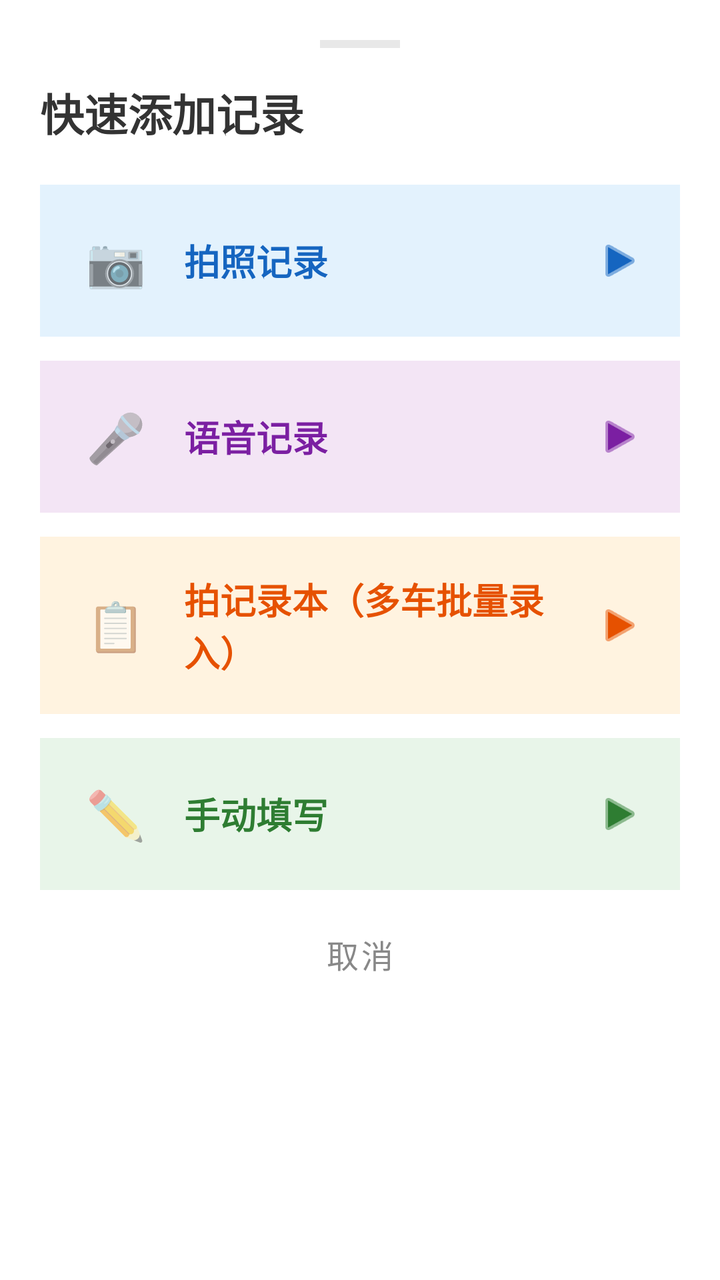
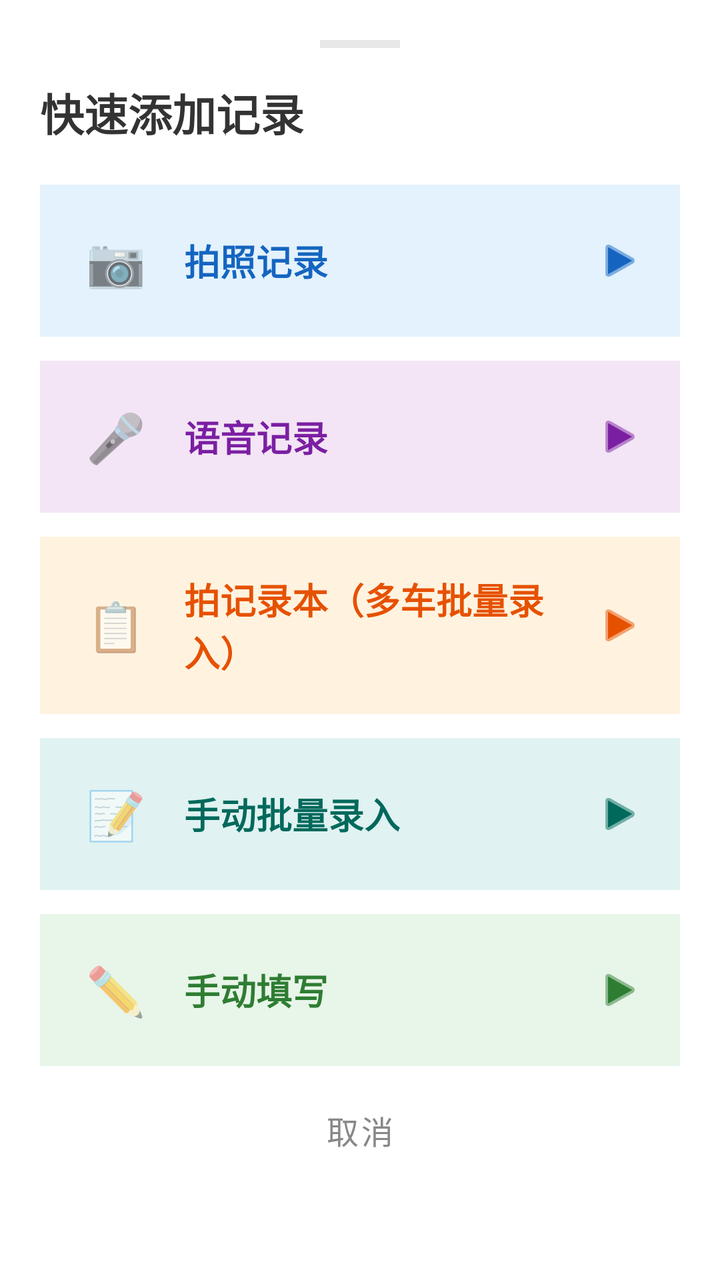

The first picture is an Android layout as it rendered before a commit; the second is the same layout after the commit. The layout source and the unified diff follow.
<!-- AndroidManifest.xml: application theme Theme.FarmTrade -->
<!-- res/layout/dialog_quick_add.xml -->
<?xml version="1.0" encoding="utf-8"?>
<LinearLayout
    xmlns:android="http://schemas.android.com/apk/res/android"
    xmlns:app="http://schemas.android.com/apk/res-auto"
    android:layout_width="match_parent"
    android:layout_height="wrap_content"
    android:orientation="vertical"
    android:background="#ffffff"
    android:paddingTop="20dp"
    android:paddingStart="20dp"
    android:paddingEnd="20dp"
    android:paddingBottom="24dp">

    
    <View
        android:layout_width="40dp"
        android:layout_height="4dp"
        android:background="#e8e8e8"
        android:layout_gravity="center_horizontal"
        android:layout_marginBottom="16dp" />

    
    <TextView
        android:layout_width="wrap_content"
        android:layout_height="wrap_content"
        android:text="快速添加记录"
        android:textColor="#333333"
        android:textSize="22sp"
        android:textStyle="bold"
        android:layout_marginBottom="20dp" />

    
    <LinearLayout
        android:id="@+id/btnPhotoRecord"
        android:layout_width="match_parent"
        android:layout_height="wrap_content"
        android:orientation="horizontal"
        android:gravity="center_vertical"
        android:background="#e3f2fd"
        android:padding="18dp"
        android:layout_marginBottom="12dp"
        android:clickable="true"
        android:focusable="true"
        android:foreground="?android:attr/selectableItemBackground">

        <TextView
            android:layout_width="40dp"
            android:layout_height="40dp"
            android:gravity="center"
            android:text="📷"
            android:textSize="24sp" />

        <TextView
            android:layout_width="0dp"
            android:layout_height="wrap_content"
            android:layout_weight="1"
            android:text="拍照记录"
            android:textColor="#1565c0"
            android:textSize="18sp"
            android:textStyle="bold"
            android:layout_marginStart="14dp" />

        <ImageView
            android:layout_width="24dp"
            android:layout_height="24dp"
            android:src="@android:drawable/ic_media_play"
            android:contentDescription="选择"
            app:tint="#1565c0" />
    </LinearLayout>

    
    <LinearLayout
        android:id="@+id/btnVoiceRecord"
        android:layout_width="match_parent"
        android:layout_height="wrap_content"
        android:orientation="horizontal"
        android:gravity="center_vertical"
        android:background="#f3e5f5"
        android:padding="18dp"
        android:layout_marginBottom="12dp"
        android:clickable="true"
        android:focusable="true"
        android:foreground="?android:attr/selectableItemBackground">

        <TextView
            android:layout_width="40dp"
            android:layout_height="40dp"
            android:gravity="center"
            android:text="🎤"
            android:textSize="24sp" />

        <TextView
            android:layout_width="0dp"
            android:layout_height="wrap_content"
            android:layout_weight="1"
            android:text="语音记录"
            android:textColor="#7b1fa2"
            android:textSize="18sp"
            android:textStyle="bold"
            android:layout_marginStart="14dp" />

        <ImageView
            android:layout_width="24dp"
            android:layout_height="24dp"
            android:src="@android:drawable/ic_media_play"
            android:contentDescription="选择"
            app:tint="#7b1fa2" />
    </LinearLayout>

    
    <LinearLayout
        android:id="@+id/btnLedgerRecord"
        android:layout_width="match_parent"
        android:layout_height="wrap_content"
        android:orientation="horizontal"
        android:gravity="center_vertical"
        android:background="#fff3e0"
        android:padding="18dp"
        android:layout_marginBottom="12dp"
        android:clickable="true"
        android:focusable="true"
        android:foreground="?android:attr/selectableItemBackground">

        <TextView
            android:layout_width="40dp"
            android:layout_height="40dp"
            android:gravity="center"
            android:text="📋"
            android:textSize="24sp" />

        <TextView
            android:layout_width="0dp"
            android:layout_height="wrap_content"
            android:layout_weight="1"
            android:text="拍记录本（多车批量录入）"
            android:textColor="#e65100"
            android:textSize="18sp"
            android:textStyle="bold"
            android:layout_marginStart="14dp" />

        <ImageView
            android:layout_width="24dp"
            android:layout_height="24dp"
            android:src="@android:drawable/ic_media_play"
            android:contentDescription="选择"
            app:tint="#e65100" />
    </LinearLayout>

    
    <LinearLayout
        android:id="@+id/btnManualRecord"
        android:layout_width="match_parent"
        android:layout_height="wrap_content"
        android:orientation="horizontal"
        android:gravity="center_vertical"
        android:background="#e8f5e9"
        android:padding="18dp"
        android:layout_marginBottom="8dp"
        android:clickable="true"
        android:focusable="true"
        android:foreground="?android:attr/selectableItemBackground">

        <TextView
            android:layout_width="40dp"
            android:layout_height="40dp"
            android:gravity="center"
            android:text="✏️"
            android:textSize="24sp" />

        <TextView
            android:layout_width="0dp"
            android:layout_height="wrap_content"
            android:layout_weight="1"
            android:text="手动填写"
            android:textColor="#2e7d32"
            android:textSize="18sp"
            android:textStyle="bold"
            android:layout_marginStart="14dp" />

        <ImageView
            android:layout_width="24dp"
            android:layout_height="24dp"
            android:src="@android:drawable/ic_media_play"
            android:contentDescription="选择"
            app:tint="#2e7d32" />
    </LinearLayout>

    
    <com.google.android.material.button.MaterialButton
        android:id="@+id/btnCancel"
        style="@style/Widget.MaterialComponents.Button.TextButton"
        android:layout_width="match_parent"
        android:layout_height="wrap_content"
        android:text="取消"
        android:textColor="#888888"
        android:textSize="16sp" />

</LinearLayout>
<!-- resources referenced by this layout -->
<resources>
  <style name="Theme.FarmTrade" parent="Theme.MaterialComponents.Light.NoActionBar">
          <item name="colorPrimary">@color/green_primary</item>
          <item name="colorPrimaryVariant">@color/green_dark</item>
          <item name="colorOnPrimary">@color/white</item>
          <item name="colorSecondary">@color/orange_primary</item>
          <item name="colorOnSecondary">@color/white</item>
          <item name="android:statusBarColor">@color/green_primary</item>
          <item name="android:windowLightStatusBar">false</item>
      </style>
  <color name="green_primary">#2e7d32</color>
  <color name="green_dark">#1b5e20</color>
  <color name="white">#ffffff</color>
  <color name="orange_primary">#e65100</color>
</resources>

<!-- the commit's change to res/layout/dialog_quick_add.xml (unified diff, before → after) -->
@@ -148,6 +148,45 @@
 
     
     <LinearLayout
+        android:id="@+id/btnManualBatch"
+        android:layout_width="match_parent"
+        android:layout_height="wrap_content"
+        android:orientation="horizontal"
+        android:gravity="center_vertical"
+        android:background="#e0f2f1"
+        android:padding="18dp"
+        android:layout_marginBottom="12dp"
+        android:clickable="true"
+        android:focusable="true"
+        android:foreground="?android:attr/selectableItemBackground">
+
+        <TextView
+            android:layout_width="40dp"
+            android:layout_height="40dp"
+            android:gravity="center"
+            android:text="📝"
+            android:textSize="24sp" />
+
+        <TextView
+            android:layout_width="0dp"
+            android:layout_height="wrap_content"
+            android:layout_weight="1"
+            android:text="手动批量录入"
+            android:textColor="#00695c"
+            android:textSize="18sp"
+            android:textStyle="bold"
+            android:layout_marginStart="14dp" />
+
+        <ImageView
+            android:layout_width="24dp"
+            android:layout_height="24dp"
+            android:src="@android:drawable/ic_media_play"
+            android:contentDescription="选择"
+            app:tint="#00695c" />
+    </LinearLayout>
+
+    
+    <LinearLayout
         android:id="@+id/btnManualRecord"
         android:layout_width="match_parent"
         android:layout_height="wrap_content"
